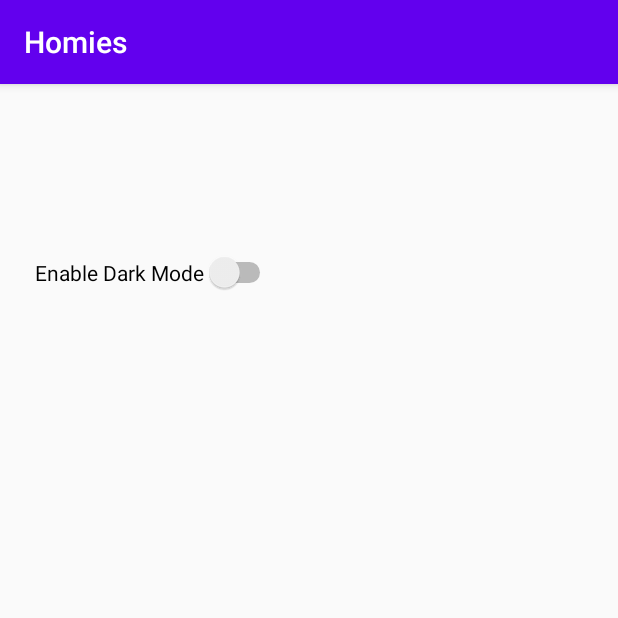
After one commit to Lolo-dot/homies-housing-app, an Android app: the Settings_page screen opened directly, with no data from a screen before it, on a phone screen of 412 x 824 dp, the top half of it. The commit adds this screen. Run offline under Robolectric (Android 15) with nearby library versions, the phone set to English and light mode, and no system bars.

Commit message:
Created settings page which has dark mode functionality

```diff
--- /dev/null
+++ b/homies/src/main/java/humber/college/homies/Settings_page.java
@@ -0,0 +1,62 @@
+package humber.college.homies;
+
+import androidx.appcompat.app.AppCompatActivity;
+import androidx.appcompat.app.AppCompatDelegate;
+
+import android.content.Context;
+import android.content.SharedPreferences;
+import android.os.Bundle;
+import android.widget.CompoundButton;
+import android.widget.Switch;
+
+public class Settings_page extends AppCompatActivity {
+
+    private Switch darkSwitch;
+
+    public static final String MYPREFERENCES = "nightModePrefs";
+    public static final String KEY_ISNIGHTMODE = "isNightMode";
+    SharedPreferences preferences;
+
+    @Override
+    protected void onCreate(Bundle savedInstanceState) {
+        super.onCreate(savedInstanceState);
+        setContentView(R.layout.activity_settings_page);
+
+        preferences = getSharedPreferences(MYPREFERENCES, Context.MODE_PRIVATE);
+        darkSwitch = (Switch)findViewById(R.id.darkmodeSwitch);
+        checkNightModeActivated();
+
+        darkSwitch.setOnCheckedChangeListener(new CompoundButton.OnCheckedChangeListener() {
+            @Override
+            public void onCheckedChanged(CompoundButton compoundButton, boolean isChecked) {
+                if(isChecked){
+                    AppCompatDelegate.setDefaultNightMode(AppCompatDelegate.MODE_NIGHT_YES);
+                    saveNightModeState(true);
+                    recreate();
+                }else{
+                    AppCompatDelegate.setDefaultNightMode(AppCompatDelegate.MODE_NIGHT_NO);
+                    saveNightModeState(false);
+                    recreate();
+                }
+            }
+        });
+    }
+
+    private void saveNightModeState(boolean nightMode) {
+        SharedPreferences.Editor editor = preferences.edit();
+        editor.putBoolean(KEY_ISNIGHTMODE, nightMode);
+        editor.apply();
+    }
+
+    public void checkNightModeActivated(){
+        if(preferences.getBoolean(KEY_ISNIGHTMODE, false)){
+            darkSwitch.setChecked(true);
+            AppCompatDelegate.setDefaultNightMode(AppCompatDelegate.MODE_NIGHT_YES);
+        }
+        else {
+            darkSwitch.setChecked(false);
+            AppCompatDelegate.setDefaultNightMode(AppCompatDelegate.MODE_NIGHT_NO);
+        }
+    }
+
+}
--- /dev/null
+++ b/homies/src/main/res/layout/activity_settings_page.xml
@@ -0,0 +1,21 @@
+<?xml version="1.0" encoding="utf-8"?>
+<androidx.constraintlayout.widget.ConstraintLayout xmlns:android="http://schemas.android.com/apk/res/android"
+    xmlns:app="http://schemas.android.com/apk/res-auto"
+    xmlns:tools="http://schemas.android.com/tools"
+    android:layout_width="match_parent"
+    android:layout_height="match_parent"
+    tools:context=".Settings_page">
+
+    <Switch
+        android:id="@+id/darkmodeSwitch"
+        android:layout_width="wrap_content"
+        android:layout_height="wrap_content"
+        android:text="Enable Dark Mode"
+        app:layout_constraintBottom_toBottomOf="parent"
+        app:layout_constraintEnd_toEndOf="parent"
+        app:layout_constraintHorizontal_bias="0.092"
+        app:layout_constraintStart_toStartOf="parent"
+        app:layout_constraintTop_toTopOf="parent"
+        app:layout_constraintVertical_bias="0.151" />
+
+</androidx.constraintlayout.widget.ConstraintLayout>
--- a/homies/src/main/res/layout/signup_layout.xml
+++ b/homies/src/main/res/layout/signup_layout.xml
@@ -5,8 +5,7 @@
     xmlns:app="http://schemas.android.com/apk/res-auto"
     xmlns:tools="http://schemas.android.com/tools"
     android:layout_width="match_parent"
-    android:layout_height="match_parent"
-    android:background="@color/defaultBackground">
+    android:layout_height="match_parent">
 
     <ImageView
         android:id="@+id/logo"
--- /dev/null
+++ b/homies/src/main/res/values-night/styles.xml
@@ -0,0 +1,23 @@
+<resources>
+    <!-- Base application theme. -->
+    <style name="AppTheme" parent="Theme.AppCompat.DayNight.DarkActionBar">
+        <!-- Customize your theme here. -->
+        <item name="colorPrimary">@color/colorPrimaryNight</item>
+        <item name="colorPrimaryDark">@color/colorPrimaryDarkNight</item>
+        <item name="colorAccent">@color/colorAccentNight</item>
+
+        <item name="android:windowBackground">@color/colorPrimaryNight</item>
+        <item name="primaryTitleColor">@color/primaryTitleColorNight</item>
+
+    </style>
+
+    <style name="AppTheme.NoActionBar">
+        <item name="windowActionBar">false</item>
+        <item name="windowNoTitle">true</item>
+    </style>
+
+    <style name="AppTheme.AppBarOverlay" parent="ThemeOverlay.AppCompat.Dark.ActionBar" />
+
+    <style name="AppTheme.PopupOverlay" parent="ThemeOverlay.AppCompat.Light" />
+
+</resources>
--- a/homies/src/main/res/values/colors.xml
+++ b/homies/src/main/res/values/colors.xml
@@ -5,4 +5,12 @@
     <color name="colorAccent">#03DAC5</color>
     <color name="loginBackground">#FF1100</color>
     <color name="defaultBackground">#FFFFFF</color>
+
+    <color name="colorPrimaryNight">#212121</color>
+    <color name="colorPrimaryDarkNight">#141d26</color>
+    <color name="colorAccentNight">#ffffff</color>
+
+    <color name="primaryTitleColor">#212121</color>
+    <color name="primaryTitleColorNight">#FFFFFF</color>
+
 </resources>
--- a/homies/src/main/res/values/styles.xml
+++ b/homies/src/main/res/values/styles.xml
@@ -5,6 +5,8 @@
         <item name="colorPrimary">@color/colorPrimary</item>
         <item name="colorPrimaryDark">@color/colorPrimaryDark</item>
         <item name="colorAccent">@color/colorAccent</item>
+
+        <item name="primaryTitleColor">@color/primaryTitleColor</item>
     </style>
 
     <style name="AppTheme.NoActionBar">
```
Also changed, not shown: homies/src/main/AndroidManifest.xml (+7 -6 lines), homies/src/main/java/humber/college/homies/signup_page.java (+39 -14 lines).
